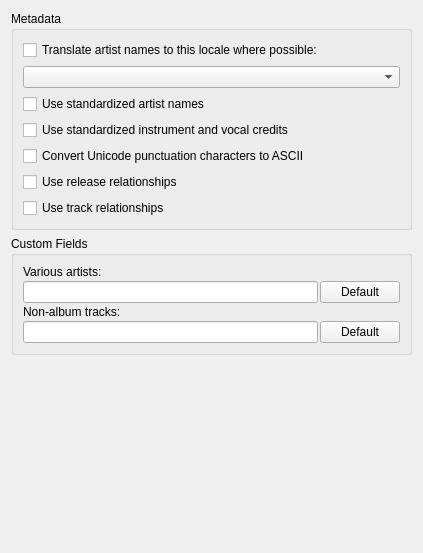
Old version of the form ui/options_metadata.ui in the repository metabrainz/picard.
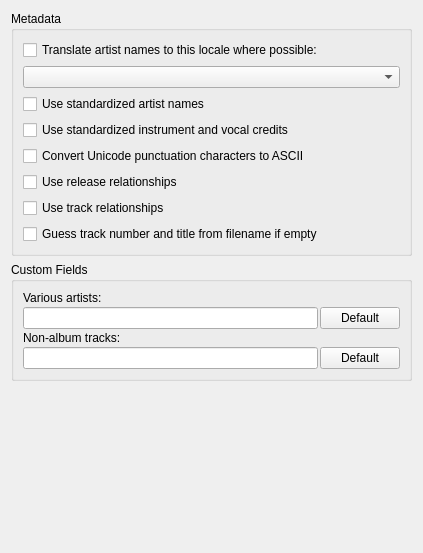
New version of the form.

Commit message: PICARD-2171: Make guess track no. and title from filename optional

The edit to the form file:
```diff
--- a/ui/options_metadata.ui
+++ b/ui/options_metadata.ui
@@ -77,6 +77,13 @@
         </property>
        </widget>
       </item>
+      <item>
+       <widget class="QCheckBox" name="guess_tracknumber_and_title">
+        <property name="text">
+         <string>Guess track number and title from filename if empty</string>
+        </property>
+       </widget>
+      </item>
      </layout>
     </widget>
    </item>
```
The commit also changes 3 other files.
